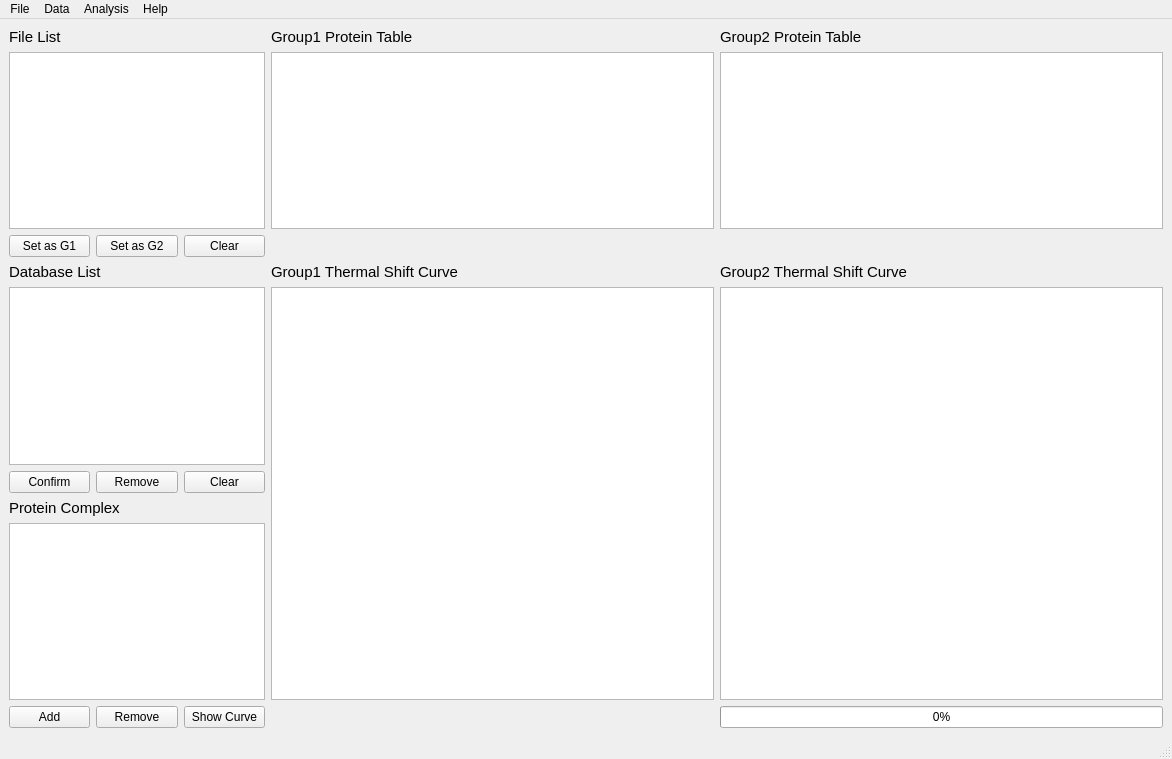
Old version of the form MainWindow.ui in the repository hcji/ProSAP.
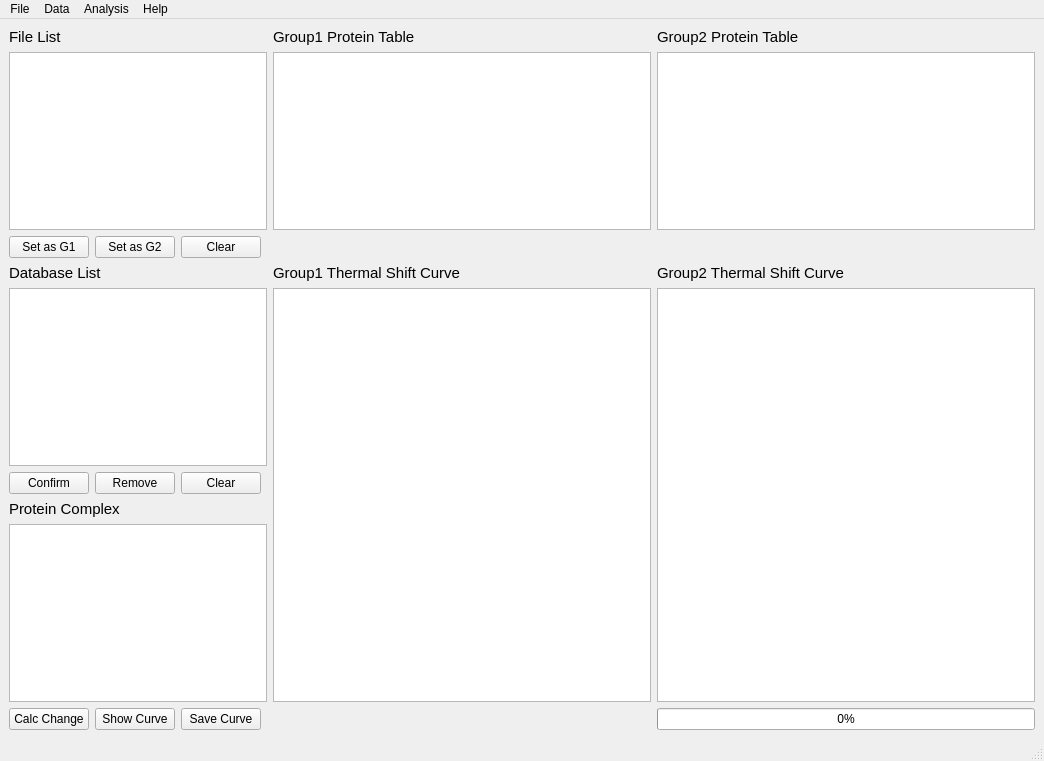
New version of the form. Icons and pictures are not drawn.

Commit message: protein pair analysis

```diff
--- a/MainWindow.ui
+++ b/MainWindow.ui
@@ -6,8 +6,8 @@
    <rect>
     <x>0</x>
     <y>0</y>
-    <width>1172</width>
-    <height>759</height>
+    <width>1044</width>
+    <height>761</height>
    </rect>
   </property>
   <property name="windowTitle">
@@ -15,31 +15,53 @@
   </property>
   <widget class="QWidget" name="centralwidget">
    <layout class="QGridLayout" name="gridLayout">
-    <item row="8" column="0">
-     <widget class="QPushButton" name="ButtonAddComplex">
-      <property name="text">
-       <string>Add</string>
-      </property>
-     </widget>
-    </item>
-    <item row="8" column="1">
-     <widget class="QPushButton" name="ButtonRemoveComplex">
-      <property name="text">
-       <string>Remove</string>
-      </property>
-     </widget>
-    </item>
     <item row="8" column="2">
-     <widget class="QPushButton" name="ButtonShowCurve">
+     <widget class="QPushButton" name="ButtonSaveCurve">
       <property name="text">
-       <string>Show Curve</string>
+       <string>Save Curve</string>
       </property>
      </widget>
     </item>
-    <item row="7" column="0" colspan="3">
-     <widget class="QTableWidget" name="tableProteinComplex"/>
+    <item row="3" column="5">
+     <widget class="QLabel" name="labelThermalShift2">
+      <property name="font">
+       <font>
+        <family>Arial</family>
+        <pointsize>11</pointsize>
+       </font>
+      </property>
+      <property name="text">
+       <string>Group2 Thermal Shift Curve</string>
+      </property>
+     </widget>
     </item>
-    <item row="6" column="0" colspan="2">
+    <item row="3" column="4">
+     <widget class="QLabel" name="labelThermalShift1">
+      <property name="font">
+       <font>
+        <family>Arial</family>
+        <pointsize>11</pointsize>
+       </font>
+      </property>
+      <property name="text">
+       <string>Group1 Thermal Shift Curve</string>
+      </property>
+     </widget>
+    </item>
+    <item row="4" column="0" colspan="4">
+     <widget class="QListWidget" name="ListDatabase"/>
+    </item>
+    <item row="4" column="4" rowspan="4">
+     <widget class="QGraphicsView" name="GraphicThermShift1"/>
+    </item>
+    <item row="5" column="0">
+     <widget class="QPushButton" name="ButtonDatabaseConfirm">
+      <property name="text">
+       <string>Confirm</string>
+      </property>
+     </widget>
+    </item>
+    <item row="6" column="0" colspan="3">
      <widget class="QLabel" name="labelProteinComplex">
       <property name="font">
        <font>
@@ -52,8 +74,25 @@
       </property>
      </widget>
     </item>
-    <item row="1" column="0" colspan="3">
-     <widget class="QListWidget" name="ListFile"/>
+    <item row="7" column="0" colspan="4">
+     <widget class="QTableWidget" name="tableProteinComplex"/>
+    </item>
+    <item row="4" column="5" rowspan="4">
+     <widget class="QGraphicsView" name="GraphicThermShift2"/>
+    </item>
+    <item row="8" column="5">
+     <widget class="QProgressBar" name="progressBar">
+      <property name="value">
+       <number>0</number>
+      </property>
+     </widget>
+    </item>
+    <item row="8" column="0">
+     <widget class="QPushButton" name="ButtonCalcComplex">
+      <property name="text">
+       <string>Calc Change</string>
+      </property>
+     </widget>
     </item>
     <item row="2" column="0">
      <widget class="QPushButton" name="ButtonGroup1">
@@ -62,11 +101,8 @@
       </property>
      </widget>
     </item>
-    <item row="1" column="3">
-     <widget class="QTableView" name="tableProtein1"/>
-    </item>
-    <item row="3" column="0" colspan="2">
-     <widget class="QLabel" name="labelDatabase">
+    <item row="0" column="5">
+     <widget class="QLabel" name="labelProteinTable2">
       <property name="font">
        <font>
         <family>Arial</family>
@@ -74,36 +110,7 @@
        </font>
       </property>
       <property name="text">
-       <string>Database List</string>
-      </property>
-     </widget>
-    </item>
-    <item row="3" column="4">
-     <widget class="QLabel" name="labelThermalShift2">
-      <property name="font">
-       <font>
-        <family>Arial</family>
-        <pointsize>11</pointsize>
-       </font>
-      </property>
-      <property name="text">
-       <string>Group2 Thermal Shift Curve</string>
-      </property>
-     </widget>
-    </item>
-    <item row="1" column="4">
-     <widget class="QTableView" name="tableProtein2"/>
-    </item>
-    <item row="3" column="3">
-     <widget class="QLabel" name="labelThermalShift1">
-      <property name="font">
-       <font>
-        <family>Arial</family>
-        <pointsize>11</pointsize>
-       </font>
-      </property>
-      <property name="text">
-       <string>Group1 Thermal Shift Curve</string>
+       <string>Group2 Protein Table</string>
       </property>
      </widget>
     </item>
@@ -120,7 +127,10 @@
       </property>
      </widget>
     </item>
-    <item row="0" column="3">
+    <item row="1" column="5">
+     <widget class="QTableView" name="tableProtein2"/>
+    </item>
+    <item row="0" column="4">
      <widget class="QLabel" name="labelProteinTable1">
       <property name="font">
        <font>
@@ -133,8 +143,14 @@
       </property>
      </widget>
     </item>
-    <item row="0" column="4">
-     <widget class="QLabel" name="labelProteinTable2">
+    <item row="1" column="0" colspan="4">
+     <widget class="QListWidget" name="ListFile"/>
+    </item>
+    <item row="1" column="4">
+     <widget class="QTableView" name="tableProtein1"/>
+    </item>
+    <item row="3" column="0" colspan="3">
+     <widget class="QLabel" name="labelDatabase">
       <property name="font">
        <font>
         <family>Arial</family>
@@ -142,7 +158,21 @@
        </font>
       </property>
       <property name="text">
-       <string>Group2 Protein Table</string>
+       <string>Database List</string>
+      </property>
+     </widget>
+    </item>
+    <item row="8" column="1">
+     <widget class="QPushButton" name="ButtonShowCurve">
+      <property name="text">
+       <string>Show Curve</string>
+      </property>
+     </widget>
+    </item>
+    <item row="5" column="1">
+     <widget class="QPushButton" name="ButtonDatabaseRemove">
+      <property name="text">
+       <string>Remove</string>
       </property>
      </widget>
     </item>
@@ -160,22 +190,6 @@
       </property>
      </widget>
     </item>
-    <item row="4" column="3" rowspan="4">
-     <widget class="QGraphicsView" name="GraphicThermShift1"/>
-    </item>
-    <item row="4" column="4" rowspan="4">
-     <widget class="QGraphicsView" name="GraphicThermShift2"/>
-    </item>
-    <item row="4" column="0" colspan="3">
-     <widget class="QListWidget" name="ListDatabase"/>
-    </item>
-    <item row="5" column="1">
-     <widget class="QPushButton" name="ButtonDatabaseRemove">
-      <property name="text">
-       <string>Remove</string>
-      </property>
-     </widget>
-    </item>
     <item row="5" column="2">
      <widget class="QPushButton" name="ButtonClearDatabase">
       <property name="text">
@@ -183,20 +197,6 @@
       </property>
      </widget>
     </item>
-    <item row="5" column="0">
-     <widget class="QPushButton" name="ButtonDatabaseConfirm">
-      <property name="text">
-       <string>Confirm</string>
-      </property>
-     </widget>
-    </item>
-    <item row="8" column="4">
-     <widget class="QProgressBar" name="progressBar">
-      <property name="value">
-       <number>0</number>
-      </property>
-     </widget>
-    </item>
    </layout>
   </widget>
   <widget class="QStatusBar" name="statusbar"/>
@@ -205,7 +205,7 @@
     <rect>
      <x>0</x>
      <y>0</y>
-     <width>1172</width>
+     <width>1044</width>
      <height>26</height>
     </rect>
    </property>
```
The commit also changes 5 other files.
